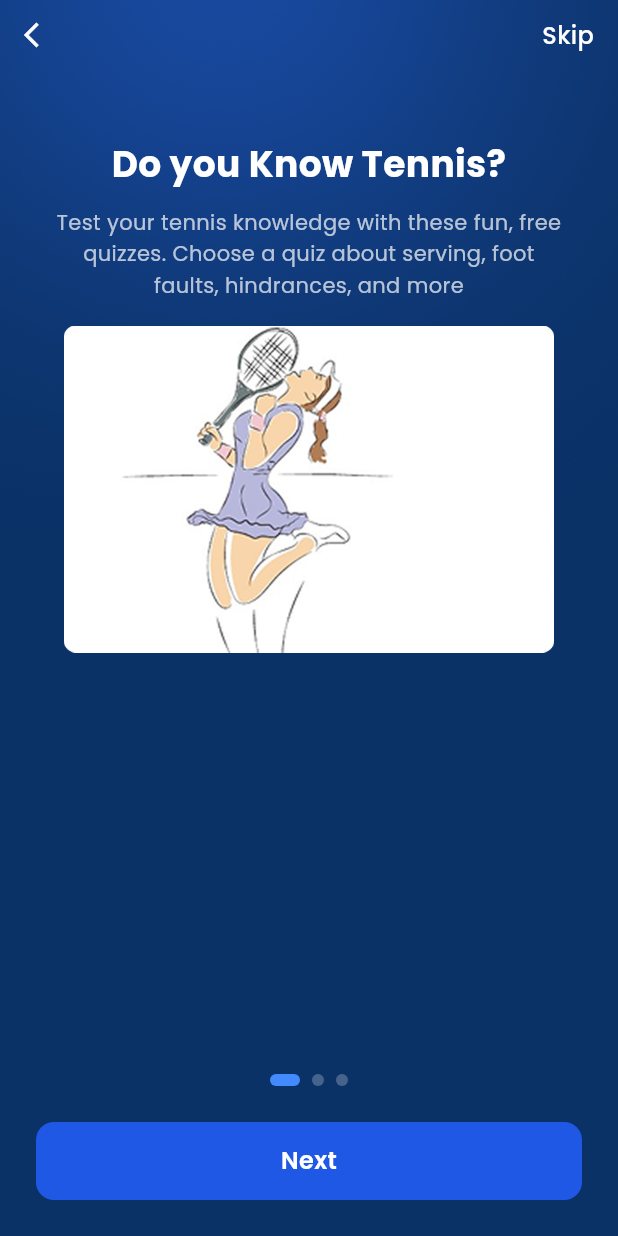
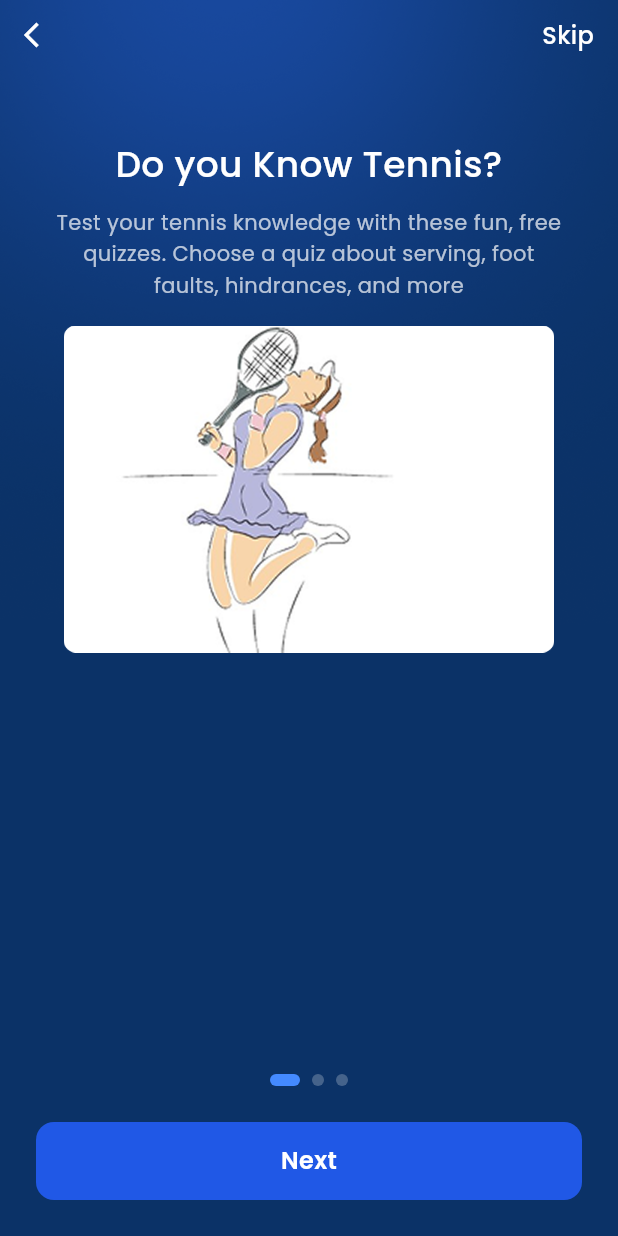
Before and after one commit to Sristy72/I-know-tennis, a Flutter app: the OnboardingScreen screen opened directly, on a phone screen of 412 x 824 dp. Run offline on Flutter 3.47's test engine with Material 3 defaults, Android fonts, the phone set to English and light mode, and no system bars; our stand-ins replace connectivity_plus, dartz, dio, equatable, file_picker, flutter_secure_storage and 5 more; missing offline and left inert: flutx_core; accounts and stored records are empty; statements that could not run were skipped.

```diff
--- a/lib/features/auth/presentation/screens/onboarding_screen_one.dart
+++ b/lib/features/auth/presentation/screens/onboarding_screen_one.dart
@@ -215,7 +215,7 @@ class OnboardingScreen extends StatelessWidget {
                 style: const TextStyle(
                   color: Colors.white,
                   fontSize: 24,
-                  fontWeight: FontWeight.w700,
+                  fontWeight: FontWeight.w500,
                 ),
               ),
             ),
@@ -232,6 +232,7 @@ class OnboardingScreen extends StatelessWidget {
                   style: const TextStyle(
                     color: Colors.white70,
                     fontSize: 14,
+                    fontWeight: FontWeight.w400,
                     height: 1.5,
                   ),
                 ),
```
